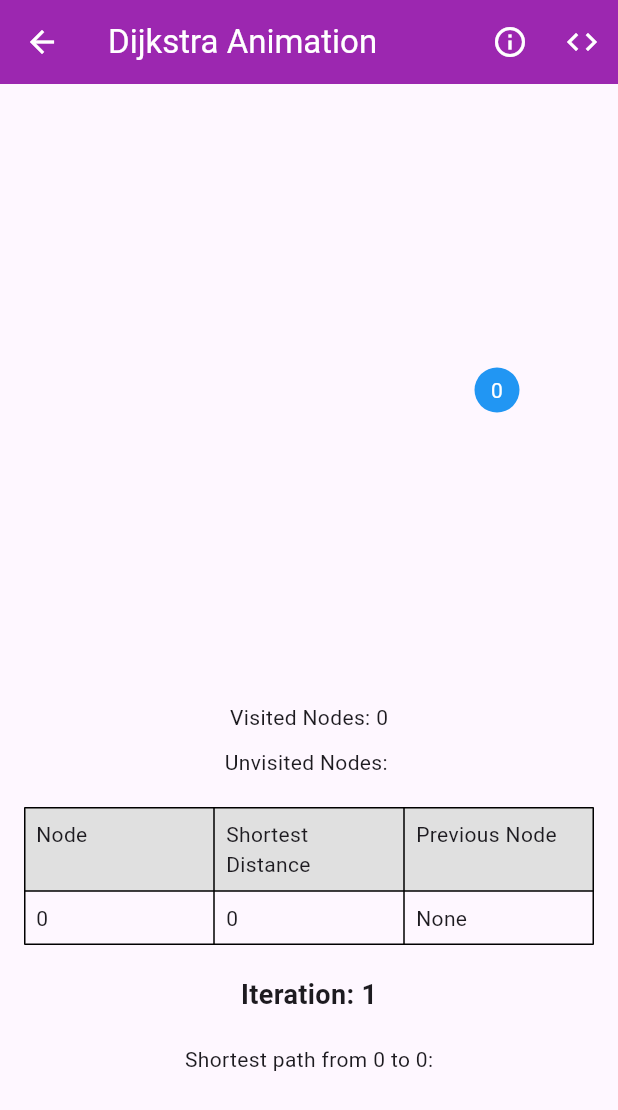
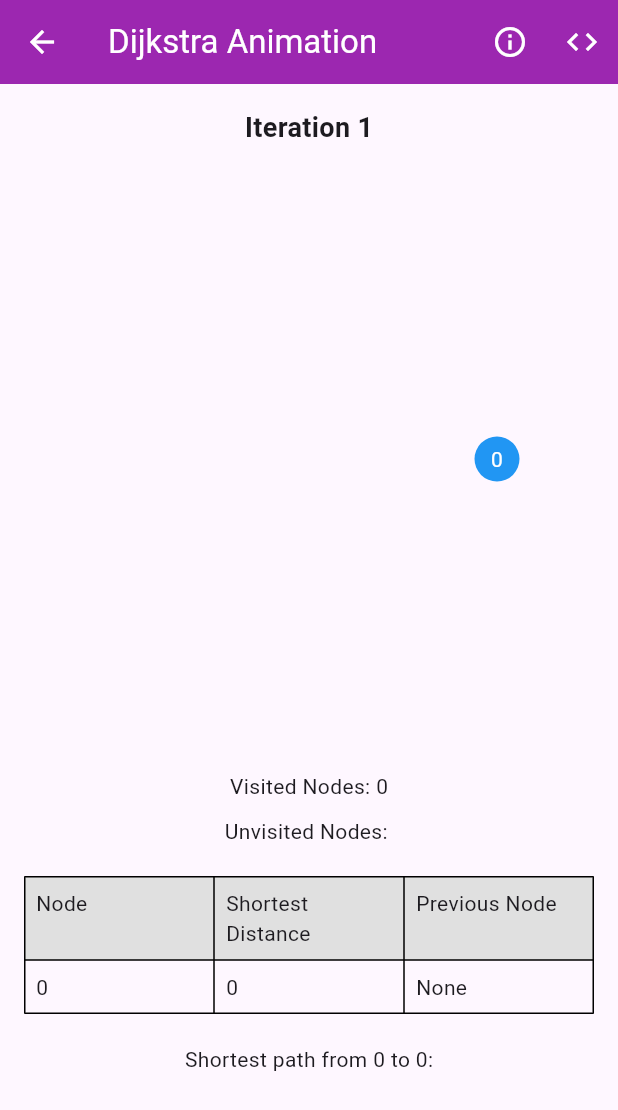
Before and after one commit to TMadhan2004/Algorithm-simulator, a Flutter app: the DijkstraPage screen opened directly with empty values, on a phone screen of 412 x 824 dp. Shown: the top 1110 px of the screen. Run offline on Flutter 3.47's test engine with Material 3 defaults, Android fonts, the phone set to English and light mode, and no system bars; our stand-ins replace syncfusion_flutter_charts, video_player.

Commit message:
Update dijkstra_page.dart

```diff
--- a/lib/graph/dijkstra_page.dart
+++ b/lib/graph/dijkstra_page.dart
@@ -153,8 +153,13 @@ class _DijkstraPageState extends State<DijkstraPage> with SingleTickerProviderSt
         padding: const EdgeInsets.all(16.0),
         child: Column(
           children: [
+            Text(
+              'Iteration $_iteration',
+              style: TextStyle(fontSize: 18, fontWeight: FontWeight.bold),
+            ),
+            SizedBox(height: 20),
             Expanded(
-              flex: 2,
+              flex: 2, // Set flex to match Bellman-Ford
               child: CustomPaint(
                 painter: GraphPainter(widget.edges, _path, _currentEdgeIndex),
                 child: Container(),
@@ -162,9 +167,6 @@ class _DijkstraPageState extends State<DijkstraPage> with SingleTickerProviderSt
             ),
             SizedBox(height: 20),
             _buildTable(),
-            SizedBox(height: 20),
-            Text('Iteration: $_iteration',
-              style: TextStyle(fontSize: 18, fontWeight: FontWeight.bold),), // Display iteration counter
             SizedBox(height: 20),
             Text('Shortest path from ${widget.source} to ${widget.destination}:'),
             SizedBox(height: 20),
@@ -184,6 +186,7 @@ class _DijkstraPageState extends State<DijkstraPage> with SingleTickerProviderSt
       ),
     );
   }
+
 
   Widget _buildTable() {
     return Column(
```
